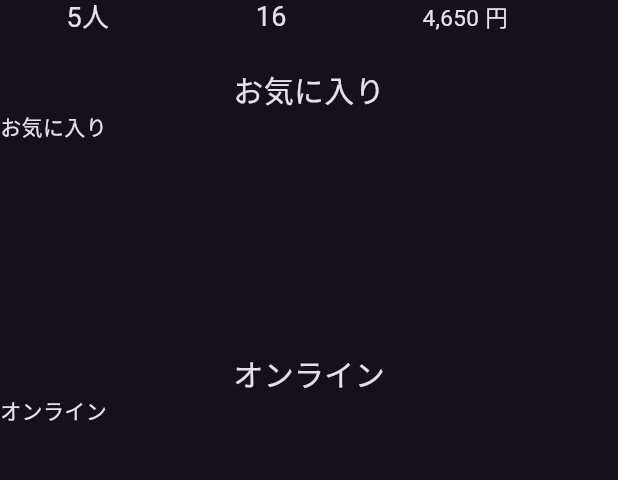
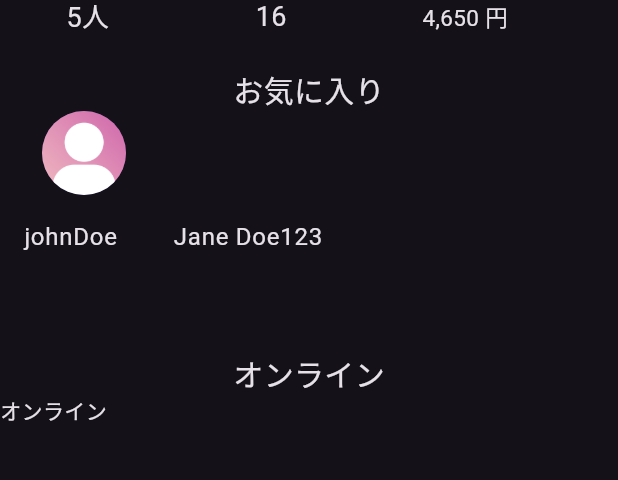
Before and after one commit to key-matrix/toyToiToy, a Flutter app: the Home screen opened directly, on a phone screen of 412 x 824 dp, the part 129-609 px from its top. Run offline on Flutter 3.47's test engine with Material 3 defaults, Android fonts, the phone set to English and light mode, and no system bars; our stand-ins replace fl_chart, flutter_riverpod, marquee, settings_ui.

Commit message:
UI修正-HOME画面変更(お気に,アクティブユーザリスト実装) ListView ListTile 表現実装中

```diff
--- a/lib/view/view_widget/common_widget/parts/list/favorite_user_list.dart
+++ b/lib/view/view_widget/common_widget/parts/list/favorite_user_list.dart
@@ -1,14 +1,29 @@
 import 'package:flutter/material.dart';
 import 'package:flutter_riverpod/flutter_riverpod.dart';
+import 'package:marie_app/view/view_widget/common_widget/parts/list/user_list.dart';
 
 class FavoriteUserList extends ConsumerWidget {
   const FavoriteUserList({Key? key}) : super(key: key);
 
   @override
   Widget build(BuildContext context, WidgetRef ref) {
-    return const Column(
+    final List<Map<String, dynamic>> listItems = [
+      {
+        'text': 'Item 1',
+        'color': Colors.blue[600],
+      },
+      {
+        'text': 'Item 2',
+        'color': Colors.blue[300],
+      },
+      {
+        'text': 'Item 3',
+        'color': Colors.blue[100],
+      },
+    ];
+    return Column(
       children: [
-        Text(
+        const Text(
           "お気に入り",
           style: TextStyle(
             fontSize: 20,
@@ -16,11 +31,32 @@ class FavoriteUserList extends ConsumerWidget {
         ),
         SingleChildScrollView(
           scrollDirection: Axis.horizontal, // スクロールの向きを水平方向に指定
+          //お気に入りユーザーを横スクロール対応で表示
           child: SizedBox(
             height: 160,
             width: 1000,
-            //お気に入りユーザーを横スクロール対応で表示
-            child: Text("お気に入り"),
+            child: Row(
+              //お気に入りユーザーを横スクロール対応で表示
+              children: [
+                Expanded(
+                  child: ListView(
+                    // scrollDirection: Axis.horizontal,
+                    children: const <Widget>[
+                      ListTile(
+                        leading: CircleAvatar(
+                          backgroundImage:
+                              AssetImage('assets/imgs/user_icon.png'),
+                          radius: 40, // CircleAvatarの半径
+                        ),
+                      ),
+                      ListTile(
+                        title: Text('johnDoe 　　Jane Doe123'),
+                      ),
+                    ],
+                  ),
+                ),
+              ],
+            ),
           ),
         ),
       ],
--- a/lib/view/view_widget/screen/common_widget/dash_board_screen/home_screen.dart
+++ b/lib/view/view_widget/screen/common_widget/dash_board_screen/home_screen.dart
@@ -82,7 +82,6 @@ class Home extends ConsumerWidget {
               const ActiveUserList(),
             ],
           ),
-      ),
-    );
+        ));
   }
 }
--- a/lib/view/view_widget/screen/login/login_top.dart
+++ b/lib/view/view_widget/screen/login/login_top.dart
@@ -120,8 +120,8 @@ class _LoginTopState extends ConsumerState<LoginTop> {
                                 //todo  管理者権限の場合　AppTop()、　他Userの場合　シフト関連画面へ繊維 todo動的に修正要す
                                 if ((ref.watch(userNameProvider) == "marie" &&
                                         ref.watch(userPassProvider) == "01") ||
-                                    (ref.watch(userNameProvider) == "0" &&
-                                        ref.watch(userPassProvider) == "0")) {
+                                    (ref.watch(userNameProvider) == "q" &&
+                                        ref.watch(userPassProvider) == "q")) {
                                   Navigator.push(
                                     context,
                                     MaterialPageRoute(
```
Also changed, not shown: lib/MEMO/test.dart (added, +91 -0 lines), lib/view/view_widget/common_widget/parts/list/user_list.dart (added, +38 -0 lines), assets/imgs/profile_icon.png (deleted). Lines whose indentation alone changed are shown as unchanged.
